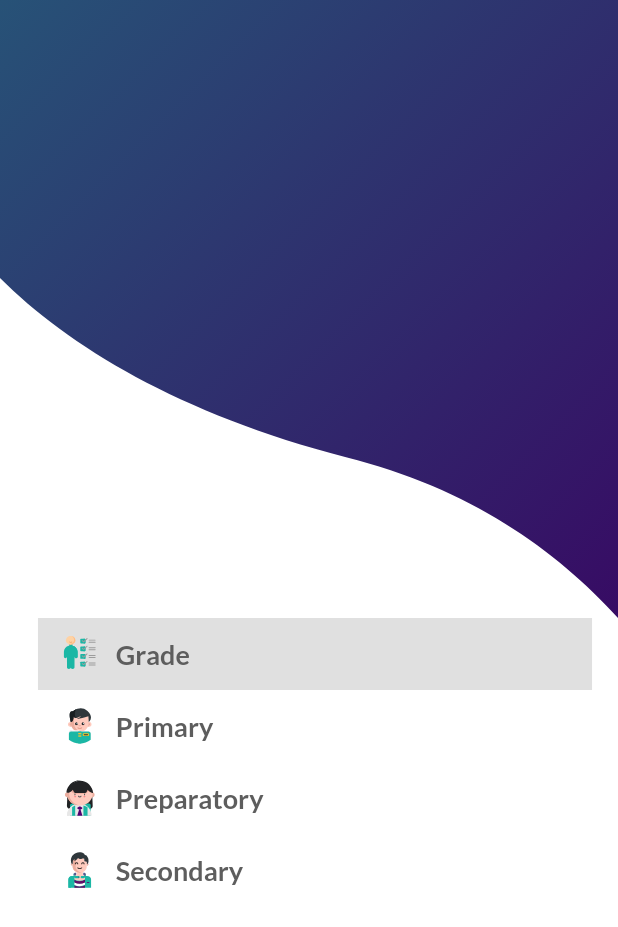
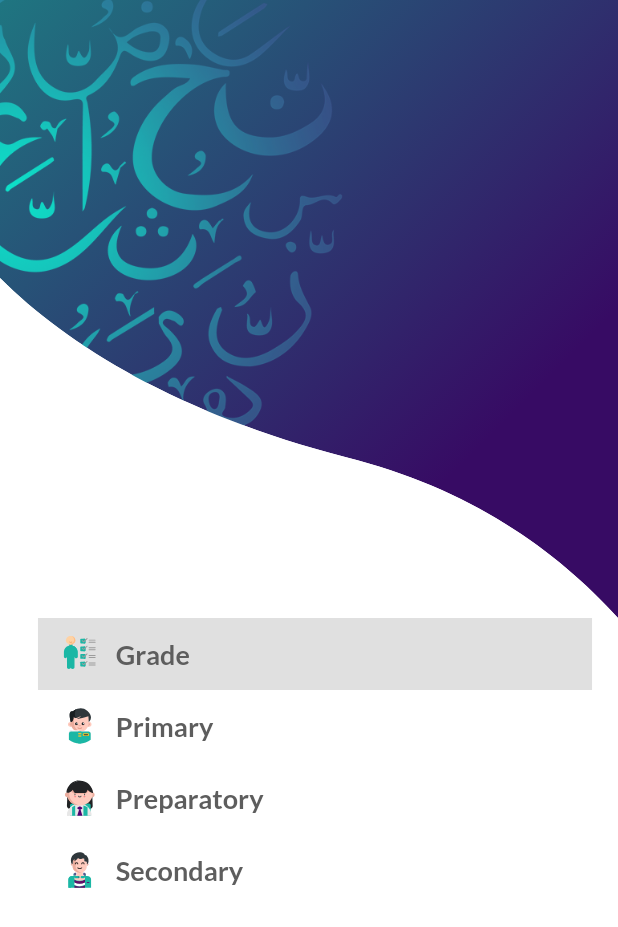
Before and after one commit to PeterAtger/dsp_student_application, a Flutter app: the screen it shows after launch, after a tap on "Grade", on a phone screen of 412 x 824 dp. Shown: the top 927 px of the screen. Run offline on Flutter 3.47's test engine with Material 2 defaults, Android fonts, the phone set to English and light mode, and no system bars; our stand-ins replace flutter_svg, rive; missing offline and left inert: adobe_xd.

Commit message:
Added and fixed arabic image

```diff
--- a/lib/Presentation/Pages/how_it_works/components/ArabicImage.dart
+++ b/lib/Presentation/Pages/how_it_works/components/ArabicImage.dart
@@ -24,7 +24,7 @@ class ArabicImage extends StatelessWidget {
       bottom: this.bottom,
       top: this.top,
       child: BlendMask(
-        opacity: 0.5,
+        opacity: 1,
         blendMode: BlendMode.saturation,
         child: Image(
           height: size,
--- a/lib/Presentation/Pages/sign/sign_in.dart
+++ b/lib/Presentation/Pages/sign/sign_in.dart
@@ -1,3 +1,4 @@
+import 'package:dsp_student_application/Presentation/Pages/how_it_works/components/ArabicImage.dart';
 import 'package:dsp_student_application/Presentation/Pages/sign/top_curve.dart';
 import 'package:dsp_student_application/Presentation/Theme/theme.dart';
 import 'package:flutter/material.dart';
@@ -42,9 +43,19 @@ class _SignInState extends State<SignIn> {
               height: size.height / 2,
             ),
           ),
+          ArabicImage(top: -150, bottom: null, size: size.height / 1.5),
+          CustomPaint(
+            painter: TopCurvePainterRev(),
+            child: SizedBox(
+              width: size.width,
+              height: size.height / 2,
+            ),
+          ),
+          Stack(
+            children: [
               Column(
                 children: [
-              SizedBox(
+                  Container(
                     height: size.height / 2,
                   ),
                   Center(
@@ -76,7 +87,8 @@ class _SignInState extends State<SignIn> {
                                           child: SvgPicture.asset(v[1])),
                                       SizedBox(width: 12),
                                       Text(v[0],
-                                      style: AppFonts.smallButtonText.copyWith(
+                                          style:
+                                              AppFonts.smallButtonText.copyWith(
                                             color: AppColors.cDarkGrey,
                                             fontWeight: FontWeight.w700,
                                           )),
@@ -88,6 +100,8 @@ class _SignInState extends State<SignIn> {
                 ],
               )
             ],
+          )
+        ],
       ),
     );
   }
--- a/lib/Presentation/Pages/sign/top_curve.dart
+++ b/lib/Presentation/Pages/sign/top_curve.dart
@@ -14,9 +14,10 @@ class TopCurvePainter extends CustomPainter {
             end: Alignment.bottomRight,
             colors: [AppColors.cGreen, AppColors.cPurple])
         .createShader(Rect.fromCircle(
-      center: Offset(0, 0),
-      radius: size.height,
+      center: Offset(size.width / 4, size.width / 4),
+      radius: size.width / 2,
     ));
+
     path = Path();
     path.lineTo(0, size.height * 0.45);
     path.cubicTo(size.width * 0.11, size.height * 0.56, size.width * 0.29,
@@ -36,3 +37,36 @@ class TopCurvePainter extends CustomPainter {
     return true;
   }
 }
+
+class TopCurvePainterRev extends CustomPainter {
+  @override
+  void paint(Canvas canvas, Size size) {
+    Paint paint = Paint();
+    Path path = Path();
+
+    // Path number 1
+
+    paint.color = AppColors.cWhite;
+
+    path = Path();
+    path.lineTo(0, size.height * 0.45);
+    path.cubicTo(size.width * 0.11, size.height * 0.56, size.width * 0.29,
+        size.height * 0.67, size.width * 0.56, size.height * 0.74);
+    path.cubicTo(size.width * 0.76, size.height * 0.79, size.width * 0.9,
+        size.height * 0.89, size.width, size.height);
+    path.cubicTo(size.width, size.height, size.width * 0.32, size.height,
+        size.width * 0.32, size.height);
+    path.cubicTo(
+        size.width * 0.32, size.height, 0, size.height, 0, size.height);
+    path.cubicTo(0, size.height, 0, 0, 0, 0);
+    path.cubicTo(0, 0, 0, size.height * 0.45, 0, size.height * 0.45);
+    path.cubicTo(
+        0, size.height * 0.45, 0, size.height * 0.45, 0, size.height * 0.45);
+    canvas.drawPath(path, paint);
+  }
+
+  @override
+  bool shouldRepaint(CustomPainter oldDelegate) {
+    return true;
+  }
+}
```
Lines whose indentation alone changed are shown as unchanged.
